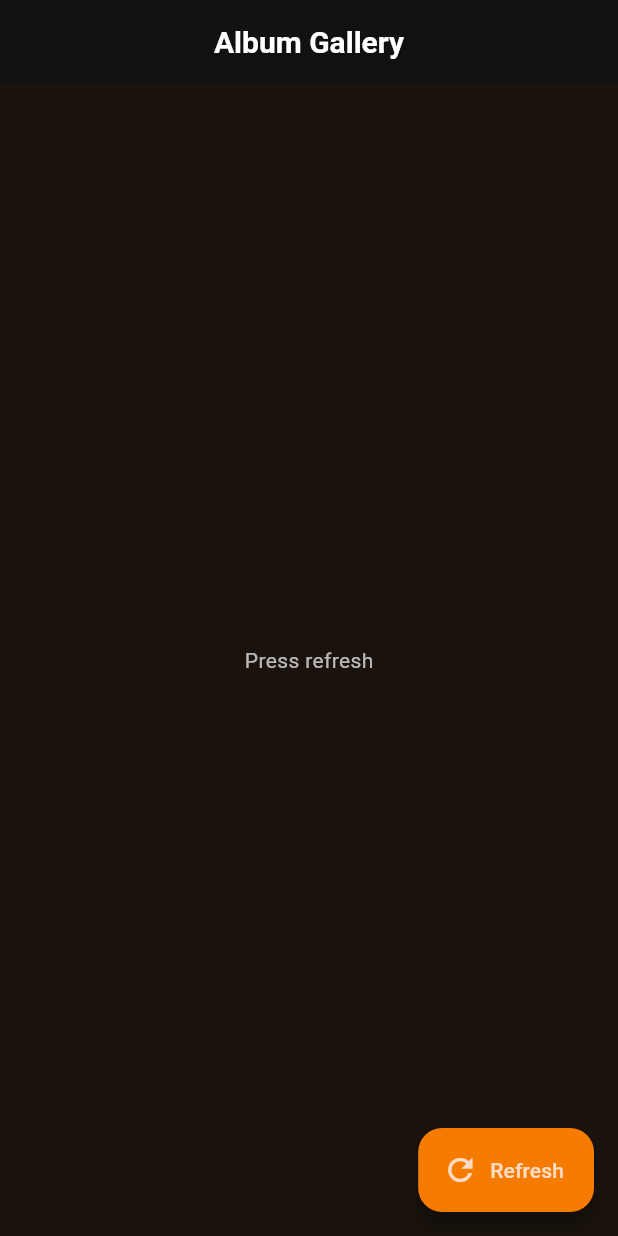
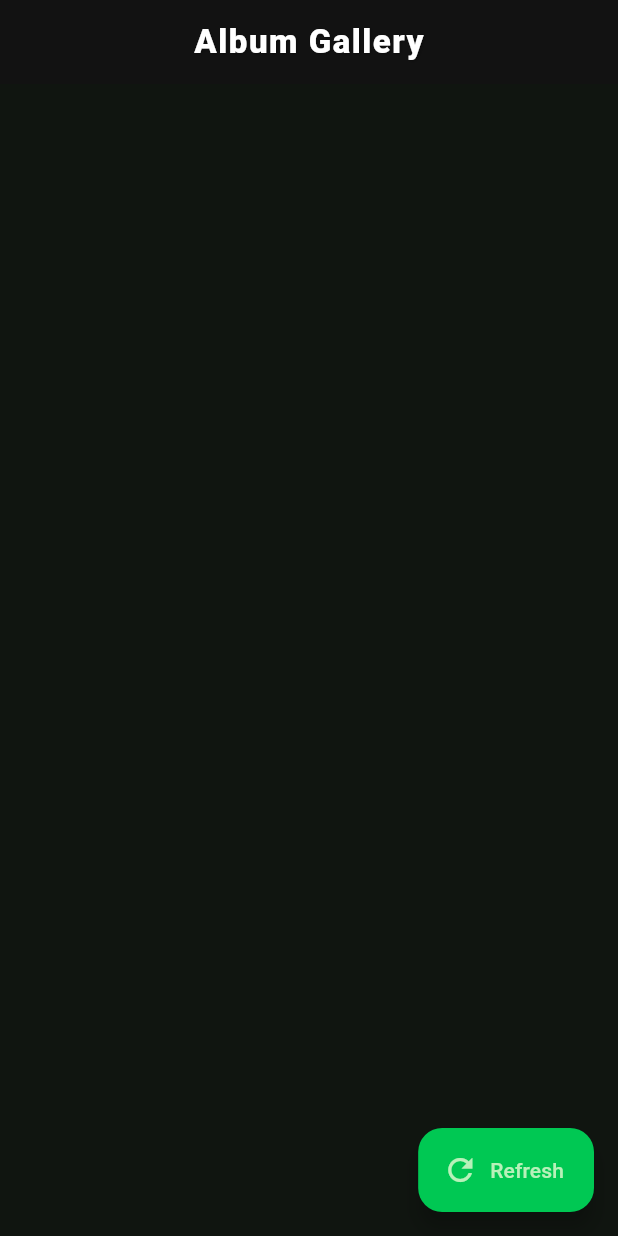
Before and after one commit to derartuge19/-flutter-lab-assignment-3, a Flutter app: the screen it shows after launch, on a phone screen of 412 x 824 dp. Run offline on Flutter 3.47's test engine with Material 3 defaults, Android fonts, the phone set to English and light mode, and no system bars; our stand-ins replace flutter_bloc, go_router.

Commit message:
lab_3_mobile_app_photo_album_flutter

```diff
--- a/lib/main.dart
+++ b/lib/main.dart
@@ -20,48 +20,55 @@ class MyApp extends StatelessWidget {
         title: 'Album Gallery',
         routerConfig: router,
         theme: ThemeData(
-          primaryColor: Color(0xFFF57C00), // Vibrant orange
+          primaryColor: Color(0xFF00C853), // Vibrant green
           colorScheme: ColorScheme.fromSeed(
-            seedColor: Color(0xFFF57C00),
-            primary: Color(0xFFF57C00),
-            secondary: Color(0xFF4A148C),
+            seedColor: Color(0xFF00C853),
+            primary: Color(0xFF00C853),
+            secondary: Color(0xFF00BFA5),
             background: Color(0xFF121212),
             brightness: Brightness.dark,
           ),
           textTheme: TextTheme(
             titleLarge: TextStyle(
-              fontSize: 24,
-              fontWeight: FontWeight.bold,
+              fontSize: 28,
+              fontWeight: FontWeight.w700,
               color: Colors.white,
+              letterSpacing: 0.5,
               shadows: [
                 Shadow(
-                  offset: Offset(1, 1),
-                  blurRadius: 2,
-                  color: Colors.black.withOpacity(0.3),
+                  offset: Offset(1.5, 1.5),
+                  blurRadius: 4,
+                  color: Colors.black.withOpacity(0.4),
                 ),
               ],
             ),
             bodyLarge: TextStyle(
               fontSize: 16,
-              color: Colors.white70,
+              color: Color(0xFFBDBDBD),
+              height: 1.5,
             ),
           ),
           cardTheme: CardTheme(
-            color: Color(0xFF282828),
+            color: Color(0xFF1E1E1E),
             elevation: 8,
             shape: RoundedRectangleBorder(
-              borderRadius: BorderRadius.circular(16),
+              borderRadius: BorderRadius.circular(24),
             ),
+            shadowColor: Colors.black.withOpacity(0.3),
           ),
           elevatedButtonTheme: ElevatedButtonThemeData(
             style: ElevatedButton.styleFrom(
-              backgroundColor: Color(0xFFF57C00),
-              foregroundColor: Colors.white,
+              backgroundColor: Color(0xFF00C853),
+              foregroundColor: Colors.black,
               elevation: 4,
               shape: RoundedRectangleBorder(
                 borderRadius: BorderRadius.circular(12),
               ),
-              shadowColor: Colors.orange.withOpacity(0.3),
+              shadowColor: Colors.green.withOpacity(0.3),
+              textStyle: TextStyle(
+                fontSize: 16,
+                fontWeight: FontWeight.w600,
+              ),
             ),
           ),
           appBarTheme: AppBarTheme(
@@ -69,14 +76,15 @@ class MyApp extends StatelessWidget {
             foregroundColor: Colors.white,
             elevation: 0,
             titleTextStyle: TextStyle(
-              fontSize: 20,
-              fontWeight: FontWeight.bold,
+              fontSize: 22,
+              fontWeight: FontWeight.w800,
               color: Colors.white,
+              letterSpacing: 1,
               shadows: [
                 Shadow(
-                  offset: Offset(1, 1),
-                  blurRadius: 2,
-                  color: Colors.black.withOpacity(0.3),
+                  offset: Offset(2, 2),
+                  blurRadius: 4,
+                  color: Colors.black.withOpacity(0.4),
                 ),
               ],
             ),
--- a/lib/views/album_list_screen.dart
+++ b/lib/views/album_list_screen.dart
@@ -29,54 +29,74 @@ class AlbumListScreen extends StatelessWidget {
             return Center(
               child: CircularProgressIndicator(
                 color: Theme.of(context).primaryColor,
+                strokeWidth: 3,
               ),
             );
           }
           if (state is AlbumError) {
             return Center(
-              child: Text(
+              child: Column(
+                mainAxisAlignment: MainAxisAlignment.center,
+                children: [
+                  Icon(
+                    Icons.error_outline,
+                    color: Theme.of(context).primaryColor,
+                    size: 48,
+                  ),
+                  const SizedBox(height: 16),
+                  Text(
                     state.message,
-                style: TextStyle(color: Colors.white70),
+                    style: Theme.of(context).textTheme.bodyLarge?.copyWith(
+                      color: Colors.white70,
+                    ),
+                    textAlign: TextAlign.center,
+                  ),
+                ],
               ),
             );
           }
           if (state is AlbumLoaded) {
-            return GridView.builder(
-              padding: const EdgeInsets.all(16),
-              gridDelegate: SliverGridDelegateWithFixedCrossAxisCount(
-                crossAxisCount: 2,
-                crossAxisSpacing: 16,
-                mainAxisSpacing: 16,
-                childAspectRatio: 0.75,
+            return SingleChildScrollView(
+              padding: const EdgeInsets.all(24),
+              child: Column(
+                crossAxisAlignment: CrossAxisAlignment.start,
+                children: [
+                  Text(
+                    "Your Albums",
+                    style: Theme.of(context).textTheme.titleLarge?.copyWith(
+                      color: Theme.of(context).primaryColor,
+                      fontWeight: FontWeight.w800,
                     ),
-              itemCount: state.albums.length,
-              itemBuilder: (context, index) {
-                final album = state.albums[index];
+                  ),
+                  const SizedBox(height: 24),
+                  ...state.albums.map((album) {
                     final photo = state.photos.firstWhere(
                       (p) => p.albumId == album.id,
                       orElse: () => Photo(albumId: 0, title: '', thumbnailUrl: ''),
                     );
 
-                return Card(
+                    return Padding(
+                      padding: const EdgeInsets.only(bottom: 24),
+                      child: Card(
                         elevation: 0,
                         shape: RoundedRectangleBorder(
-                    borderRadius: BorderRadius.circular(16),
+                          borderRadius: BorderRadius.circular(24),
                         ),
                         child: Container(
                           decoration: BoxDecoration(
-                      borderRadius: BorderRadius.circular(16),
-                      color: Color(0xFF282828),
+                            borderRadius: BorderRadius.circular(24),
+                            color: Theme.of(context).cardTheme.color,
                             boxShadow: [
                               BoxShadow(
-                          color: Colors.black.withOpacity(0.3),
-                          blurRadius: 10,
+                                color: Colors.black.withOpacity(0.2),
+                                blurRadius: 12,
                                 offset: Offset(0, 4),
                               ),
                             ],
                           ),
                           child: InkWell(
                             onTap: () => context.go('/detail/${album.id}'),
-                      borderRadius: BorderRadius.circular(16),
+                            borderRadius: BorderRadius.circular(24),
                             child: Column(
                               crossAxisAlignment: CrossAxisAlignment.start,
                               children: [
@@ -85,71 +105,43 @@ class AlbumListScreen extends StatelessWidget {
                                   child: Container(
                                     decoration: BoxDecoration(
                                       borderRadius: BorderRadius.vertical(
-                                  top: Radius.circular(16),
+                                        top: Radius.circular(24),
+                                      ),
+                                      image: DecorationImage(
+                                        image: NetworkImage(photo.thumbnailUrl),
+                                        fit: BoxFit.cover,
                                       ),
                                       gradient: LinearGradient(
-                                  begin: Alignment.topLeft,
-                                  end: Alignment.bottomRight,
+                                        begin: Alignment.topCenter,
+                                        end: Alignment.bottomCenter,
                                         colors: [
-                                    Colors.orange.withOpacity(0.1),
                                           Colors.transparent,
+                                          Colors.black.withOpacity(0.3),
                                         ],
-                                ),
-                              ),
-                              child: ClipRRect(
-                                borderRadius: BorderRadius.vertical(
-                                  top: Radius.circular(16),
-                                ),
-                                child: Image.network(
-                                  photo.thumbnailUrl,
-                                  fit: BoxFit.cover,
-                                  errorBuilder: (context, error, stackTrace) => Container(
-                                    decoration: BoxDecoration(
-                                      borderRadius: BorderRadius.vertical(
-                                        top: Radius.circular(16),
-                                      ),
-                                      color: Colors.grey[800],
-                                    ),
-                                    child: Center(
-                                      child: Icon(
-                                        Icons.broken_image,
-                                        color: Colors.white38,
-                                        size: 48,
-                                      ),
-                                    ),
-                                  ),
                                       ),
                                     ),
                                   ),
                                 ),
                                 Padding(
-                            padding: const EdgeInsets.all(12.0),
+                                  padding: const EdgeInsets.all(16),
                                   child: Column(
                                     crossAxisAlignment: CrossAxisAlignment.start,
                                     children: [
                                       Text(
                                         album.title,
-                                  style: Theme.of(context).textTheme.titleLarge,
+                                        style: Theme.of(context).textTheme.titleLarge?.copyWith(
+                                          color: Theme.of(context).primaryColor,
+                                          fontWeight: FontWeight.w700,
+                                        ),
                                         maxLines: 2,
                                         overflow: TextOverflow.ellipsis,
                                       ),
-                                SizedBox(height: 6),
-                                Row(
-                                  children: [
-                                    Icon(
-                                      Icons.album,
-                                      color: Colors.orange,
-                                      size: 16,
+                                      const SizedBox(height: 8),
+                                      Text(
+                                        "${state.photos.where((p) => p.albumId == album.id).length} photos",
+                                        style: Theme.of(context).textTheme.bodyLarge?.copyWith(
+                                          color: Colors.white70,
                                         ),
-                                    SizedBox(width: 4),
-                                    Text(
-                                      "#${album.id}",
-                                      style: TextStyle(
-                                        color: Colors.orange,
-                                        fontSize: 14,
-                                      ),
-                                    ),
-                                  ],
                                       ),
                                     ],
                                   ),
@@ -158,16 +150,14 @@ class AlbumListScreen extends StatelessWidget {
                             ),
                           ),
                         ),
+                      ),
                     );
-              },
+                  }).toList(),
+                ],
+              ),
             );
           }
-          return Center(
-            child: Text(
-              "Press refresh",
-              style: TextStyle(color: Colors.white70),
-            ),
-          );
+          return const SizedBox.shrink();
         },
       ),
       floatingActionButton: FloatingActionButton.extended(
```
Also changed, not shown: lib/views/album_detail_screen.dart (+101 -75 lines). Lines whose indentation alone changed are shown as unchanged.
